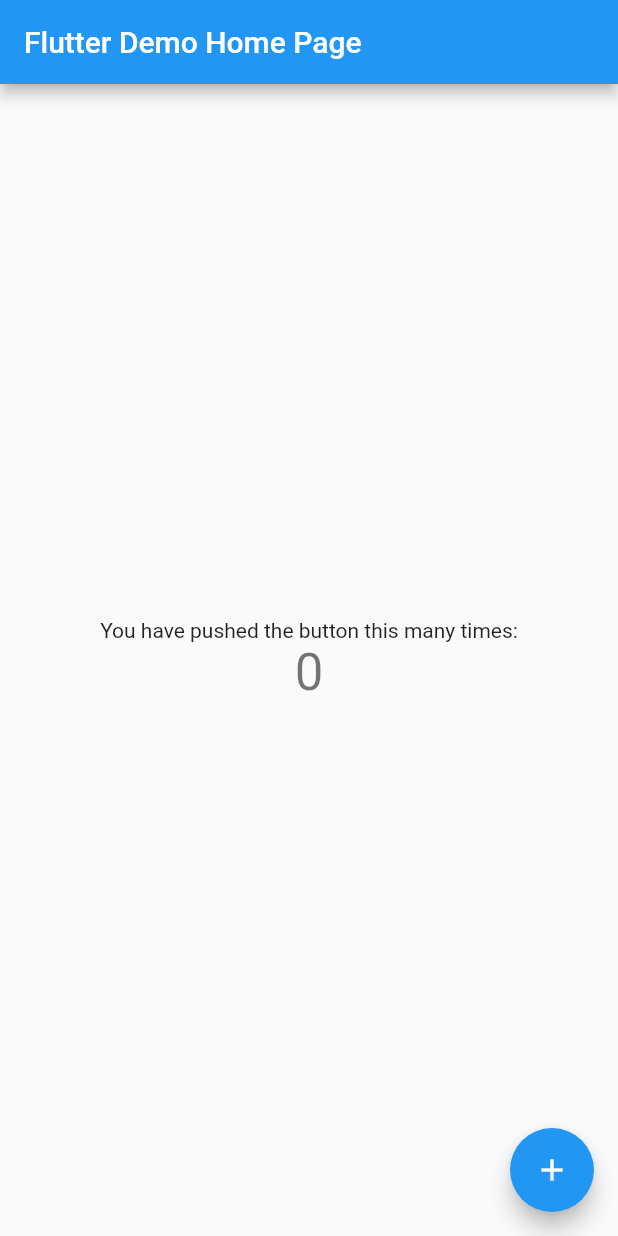
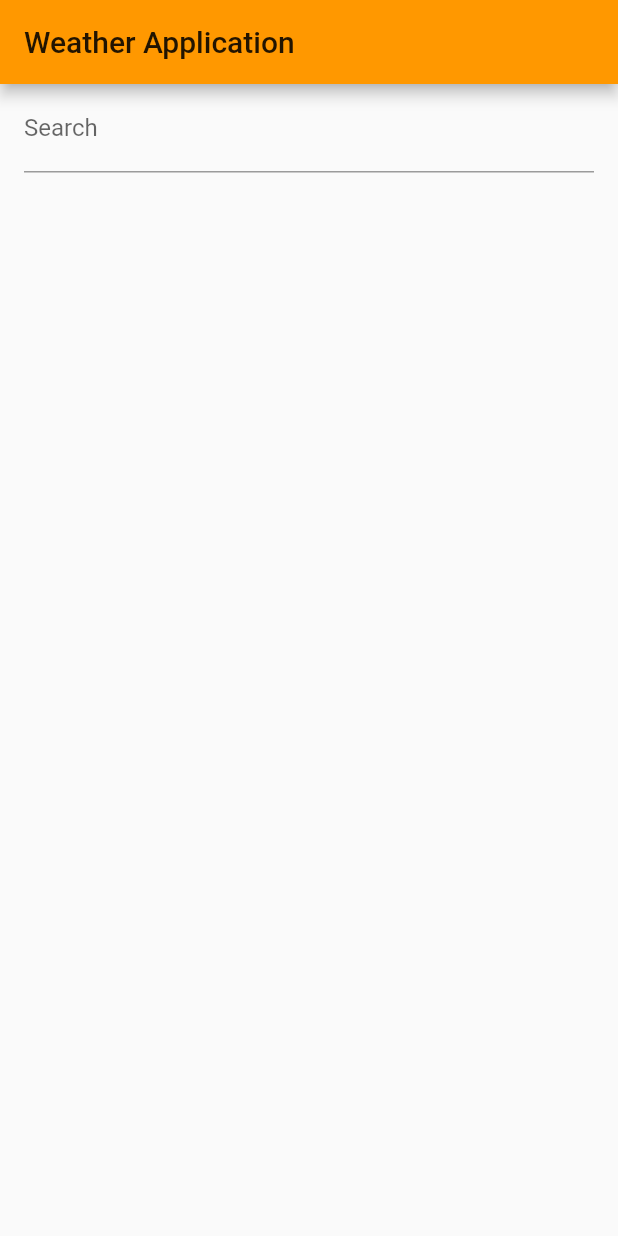
Before and after one commit to butachin/flutter-weather-app, a Flutter app: the screen it shows after launch, on a phone screen of 412 x 824 dp. Run offline on Flutter 3.47's test engine with Material 2 defaults, Android fonts, the phone set to English and light mode, and no system bars.

Commit message:
[add] search

```diff
--- a/lib/main.dart
+++ b/lib/main.dart
@@ -3,24 +3,14 @@
 void main() => runApp(MyApp());
 
 class MyApp extends StatelessWidget {
-  // This widget is the root of your application.
   @override
   Widget build(BuildContext context) {
-    return MaterialApp(
+    return new MaterialApp(
       title: 'Flutter Demo',
-      theme: ThemeData(
-        // This is the theme of your application.
-        //
-        // Try running your application with "flutter run". You'll see the
-        // application has a blue toolbar. Then, without quitting the app, try
-        // changing the primarySwatch below to Colors.green and then invoke
-        // "hot reload" (press "r" in the console where you ran "flutter run",
-        // or simply save your changes to "hot reload" in a Flutter IDE).
-        // Notice that the counter didn't reset back to zero; the application
-        // is not restarted.
-        primarySwatch: Colors.blue,
+      theme: new ThemeData(
+        primarySwatch: Colors.orange,
       ),
-      home: MyHomePage(title: 'Flutter Demo Home Page'),
+      home: new MyHomePage(title: 'Weather Application'),
     );
   }
 }
@@ -28,84 +18,33 @@
 class MyHomePage extends StatefulWidget {
   MyHomePage({Key key, this.title}) : super(key: key);
 
-  // This widget is the home page of your application. It is stateful, meaning
-  // that it has a State object (defined below) that contains fields that affect
-  // how it looks.
-
-  // This class is the configuration for the state. It holds the values (in this
-  // case the title) provided by the parent (in this case the App widget) and
-  // used by the build method of the State. Fields in a Widget subclass are
-  // always marked "final".
-
   final String title;
 
   @override
-  _MyHomePageState createState() => _MyHomePageState();
+  _MyHomePageState createState() => new _MyHomePageState();
 }
 
 class _MyHomePageState extends State<MyHomePage> {
-  int _counter = 0;
-
-  void _incrementCounter() {
-    setState(() {
-      // This call to setState tells the Flutter framework that something has
-      // changed in this State, which causes it to rerun the build method below
-      // so that the display can reflect the updated values. If we changed
-      // _counter without calling setState(), then the build method would not be
-      // called again, and so nothing would appear to happen.
-      _counter++;
-    });
-  }
-
   @override
   Widget build(BuildContext context) {
-    // This method is rerun every time setState is called, for instance as done
-    // by the _incrementCounter method above.
-    //
-    // The Flutter framework has been optimized to make rerunning build methods
-    // fast, so that you can just rebuild anything that needs updating rather
-    // than having to individually change instances of widgets.
-    return Scaffold(
-      appBar: AppBar(
-        // Here we take the value from the MyHomePage object that was created by
-        // the App.build method, and use it to set our appbar title.
-        title: Text(widget.title),
+    return new Scaffold(
+      appBar: new AppBar(
+        title: new Text(widget.title),
       ),
-      body: Center(
-        // Center is a layout widget. It takes a single child and positions it
-        // in the middle of the parent.
-        child: Column(
-          // Column is also layout widget. It takes a list of children and
-          // arranges them vertically. By default, it sizes itself to fit its
-          // children horizontally, and tries to be as tall as its parent.
-          //
-          // Invoke "debug painting" (press "p" in the console, choose the
-          // "Toggle Debug Paint" action from the Flutter Inspector in Android
-          // Studio, or the "Toggle Debug Paint" command in Visual Studio Code)
-          // to see the wireframe for each widget.
-          //
-          // Column has various properties to control how it sizes itself and
-          // how it positions its children. Here we use mainAxisAlignment to
-          // center the children vertically; the main axis here is the vertical
-          // axis because Columns are vertical (the cross axis would be
-          // horizontal).
-          mainAxisAlignment: MainAxisAlignment.center,
+      body: new Center(
+        child: new ListView(
+          padding: const EdgeInsets.symmetric(horizontal: 16.0),
           children: <Widget>[
-            Text(
-              'You have pushed the button this many times:',
-            ),
-            Text(
-              '$_counter',
-              style: Theme.of(context).textTheme.display1,
+            new TextField(
+              decoration: const InputDecoration(
+                hintText: 'Hakodate',
+                labelText: 'Search',
+              ),
+              maxLines: 1,
             ),
           ],
         ),
       ),
-      floatingActionButton: FloatingActionButton(
-        onPressed: _incrementCounter,
-        tooltip: 'Increment',
-        child: Icon(Icons.add),
-      ), // This trailing comma makes auto-formatting nicer for build methods.
     );
   }
 }
```
Also changed, not shown: 1 other file.
